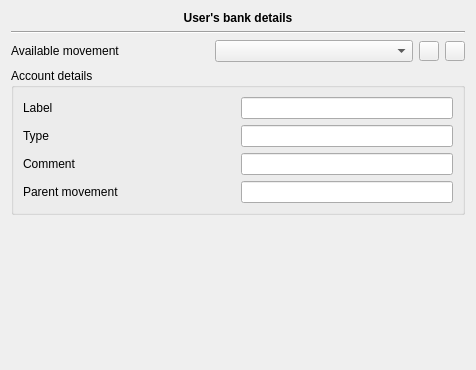
This is plugins/accountplugin/preferences/availablemovementpage.ui in FreeHealth/freehealth as Qt 5 draws it before an edit. The edited form follows.
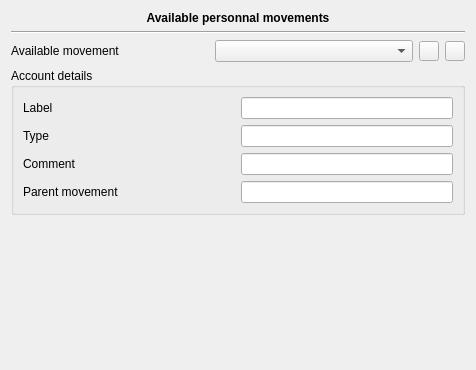
This is the edited form.

What changed in the file:
```diff
--- a/plugins/accountplugin/preferences/availablemovementpage.ui
+++ b/plugins/accountplugin/preferences/availablemovementpage.ui
@@ -29,7 +29,7 @@
       </font>
      </property>
      <property name="text">
-      <string>User's bank details</string>
+      <string>Available personnal movements</string>
      </property>
      <property name="alignment">
       <set>Qt::AlignCenter</set>
```
